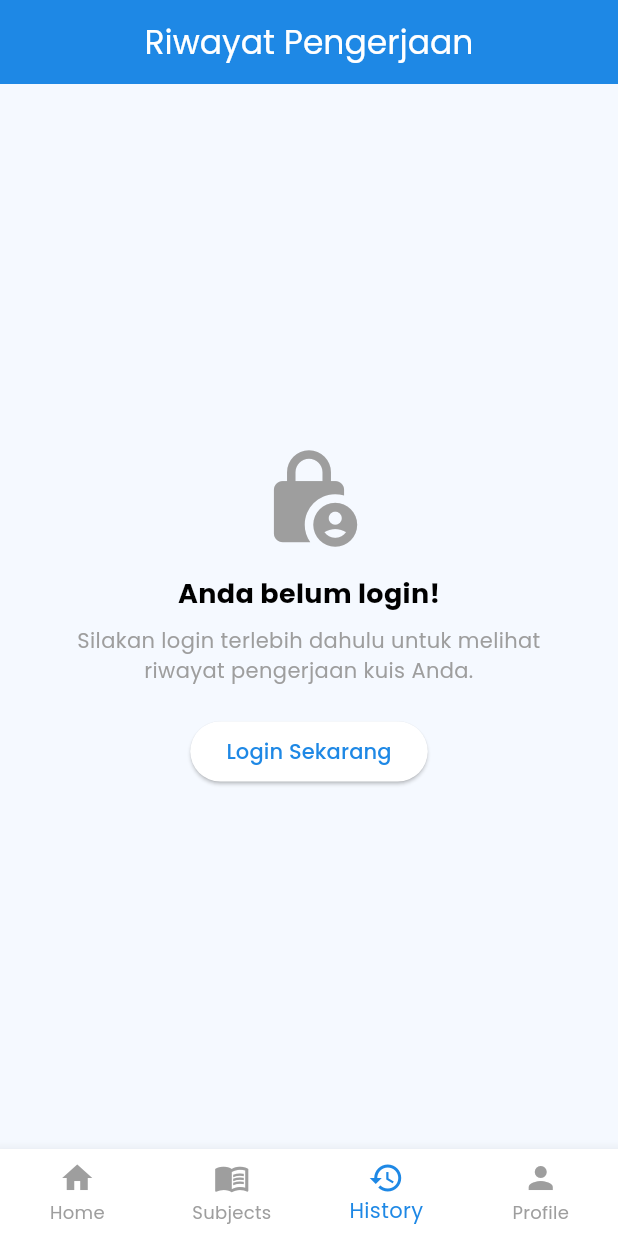
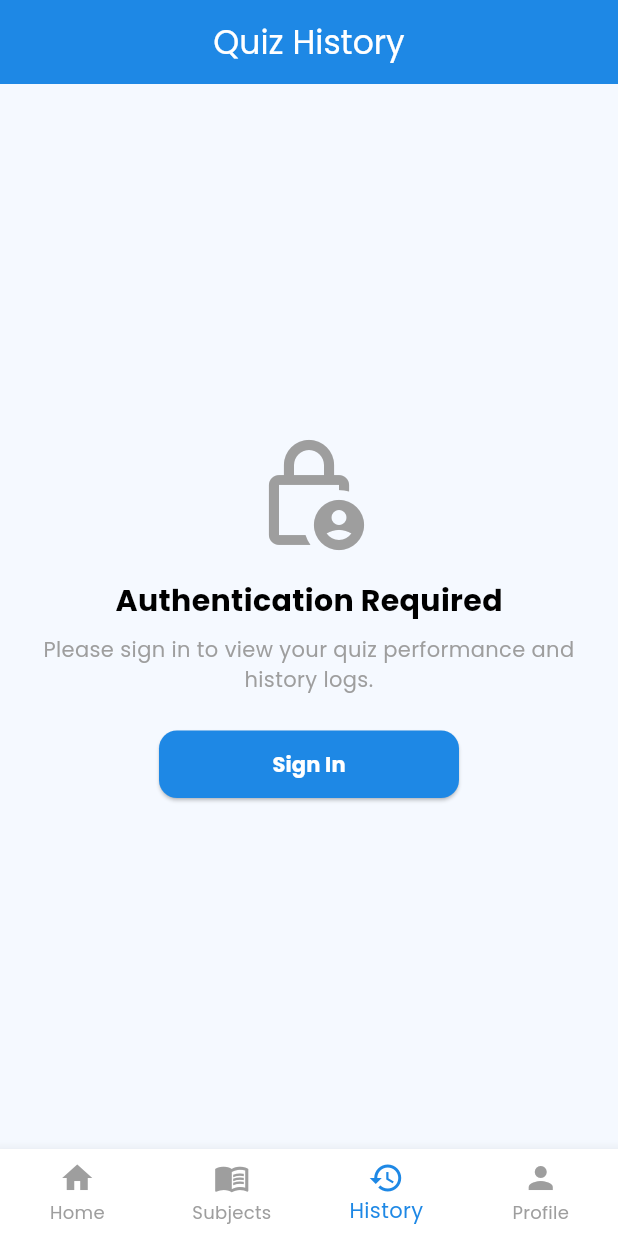
Before and after one commit to ysjltaa/quizly, a Flutter app: the screen it shows after launch, item 3 of the bottom bar chosen, on a phone screen of 412 x 824 dp. Run offline on Flutter 3.47's test engine with Material 3 defaults, Android fonts, the phone set to English and light mode, and no system bars; our stand-ins replace google_fonts.

Commit message:
Refactor HistoryScreen UI and text
Updated UI text and button styles for better clarity and user experience.

```diff
--- a/lib/screens/history_screen.dart
+++ b/lib/screens/history_screen.dart
@@ -17,35 +17,33 @@ class _HistoryScreenState extends State<HistoryScreen> {
   Widget build(BuildContext context) {
     if (!UserAuth.isLoggedIn) {
       return Scaffold(
-        appBar: AppBar(title: const Text("Riwayat Pengerjaan")),
+        appBar: AppBar(title: const Text("Quiz History")),
         body: Center(
           child: Padding(
             padding: const EdgeInsets.all(24.0),
             child: Column(
               mainAxisAlignment: MainAxisAlignment.center,
               children: [
-                const Icon(Icons.lock_person, size: 70, color: Colors.grey),
+                const Icon(Icons.lock_person_outlined, size: 80, color: Colors.grey),
                 const SizedBox(height: 16),
-                const Text("Anda belum login!", style: TextStyle(fontSize: 18, fontWeight: FontWeight.bold)),
+                const Text("Authentication Required", style: TextStyle(fontSize: 20, fontWeight: FontWeight.bold)),
                 const SizedBox(height: 8),
-                const Text("Silakan login terlebih dahulu untuk melihat riwayat pengerjaan kuis Anda.", textAlign: TextAlign.center, style: TextStyle(color: Colors.grey)),
-                const SizedBox(height: 20),
-                ElevatedButton(
+                const Text("Please sign in to view your quiz performance and history logs.", textAlign: TextAlign.center, style: TextStyle(color: Colors.grey)),
+                const SizedBox(height: 24),
+                SizedBox(
+                  width: 200,
+                  height: 45,
+                  child: ElevatedButton(
+                    style: ElevatedButton.styleFrom(backgroundColor: Theme.of(context).primaryColor, shape: RoundedRectangleBorder(borderRadius: BorderRadius.circular(12))),
                     onPressed: () async {
                       await Navigator.push(
                         context,
-                      MaterialPageRoute(
-                        builder: (context) => LoginScreen(
-                          toggleTheme: widget.toggleTheme,
-                          isDarkMode: widget.isDarkMode,
-                          initialEmail: UserAuth.registeredEmail,
-                          onLoginSuccess: () {},
-                        ),
-                      ),
+                        MaterialPageRoute(builder: (context) => LoginScreen(toggleTheme: widget.toggleTheme, isDarkMode: widget.isDarkMode, initialEmail: UserAuth.registeredEmail)),
                       );
                       setState(() {});
                     },
-                  child: const Text("Login Sekarang"),
+                    child: const Text("Sign In", style: TextStyle(color: Colors.white, fontWeight: FontWeight.bold)),
+                  ),
                 ),
               ],
             ),
@@ -55,23 +53,24 @@ class _HistoryScreenState extends State<HistoryScreen> {
     }
 
     return Scaffold(
-      appBar: AppBar(title: const Text("Riwayat Pengerjaan")),
+      appBar: AppBar(title: const Text("Quiz History")),
       body: SafeArea(
         child: globalQuizHistory.isEmpty
-            ? const Center(child: Text("Belum ada riwayat kuis yang diselesaikan.", style: TextStyle(color: Colors.grey)))
+            ? const Center(child: Text("No quiz history recorded yet.", style: TextStyle(color: Colors.grey)))
             : ListView.builder(
           padding: const EdgeInsets.all(16),
           itemCount: globalQuizHistory.length,
           itemBuilder: (context, index) {
             final item = globalQuizHistory[index];
             return Card(
-              margin: const EdgeInsets.only(bottom: 10),
-              shape: RoundedRectangleBorder(borderRadius: BorderRadius.circular(12)),
+              margin: const EdgeInsets.only(bottom: 12),
+              shape: RoundedRectangleBorder(borderRadius: BorderRadius.circular(14)),
               child: ListTile(
-                leading: CircleAvatar(backgroundColor: Theme.of(context).primaryColor.withOpacity(0.2), child: Icon(Icons.assignment_turned_in, color: Theme.of(context).primaryColor)),
+                contentPadding: const EdgeInsets.symmetric(horizontal: 16, vertical: 8),
+                leading: CircleAvatar(backgroundColor: Theme.of(context).primaryColor.withOpacity(0.15), child: Icon(Icons.assignment_turned_in, color: Theme.of(context).primaryColor)),
                 title: Text(item.subjectTitle, style: const TextStyle(fontWeight: FontWeight.bold)),
-                subtitle: Text("Benar ${item.correctCount}/${item.totalQuestions} • ${item.date.day}/${item.date.month}/${item.date.year}"),
-                trailing: Text("Skor: ${item.score}", style: TextStyle(fontSize: 16, fontWeight: FontWeight.bold, color: Theme.of(context).primaryColor)),
+                subtitle: Text("Correct: ${item.correctCount}/${item.totalQuestions} • ${item.date.day}/${item.date.month}/${item.date.year}"),
+                trailing: Text("Score: ${item.score}", style: TextStyle(fontSize: 16, fontWeight: FontWeight.bold, color: Theme.of(context).primaryColor)),
               ),
             );
           },
```
Lines whose indentation alone changed are shown as unchanged.
